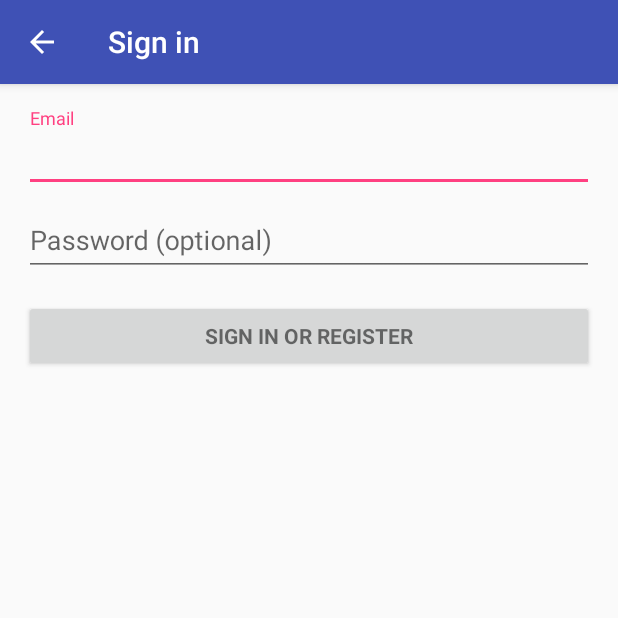
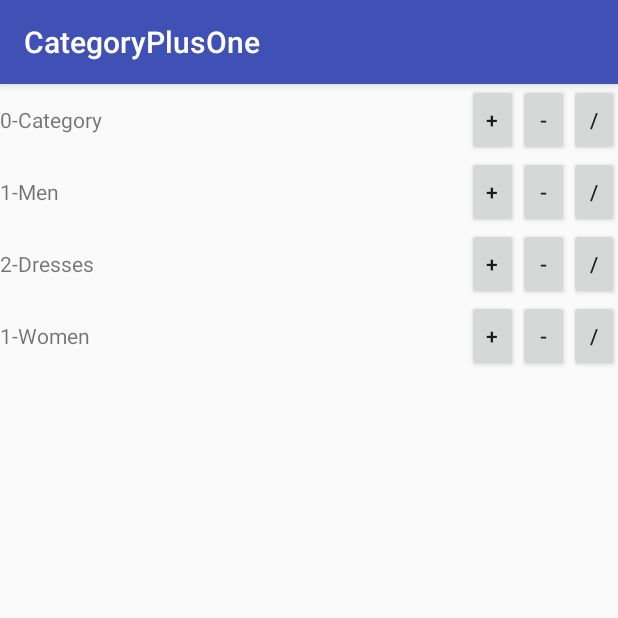
Before and after one commit to shvmgyl15/CategoryPlusOne, an Android app: the screen it shows after launch (LoginActivity before the commit, AdminPlusActivity after it), after a tap on "ADMIN", on a phone screen of 412 x 824 dp, the top half of it. Run offline under Robolectric (Android 15) with nearby library versions, the phone set to English and light mode, and no system bars; our stand-ins replace Firebase (no records; nobody signed in at launch, a user with empty details on screens opened directly).

Commit message:
working - 1

```diff
--- a/app/build.gradle
+++ b/app/build.gradle
@@ -19,15 +19,21 @@ android {
     }
 }
 
+repositories {
+    mavenCentral()
+}
+
 dependencies {
     compile fileTree(dir: 'libs', include: ['*.jar'])
     androidTestCompile('com.android.support.test.espresso:espresso-core:2.2.2', {
         exclude group: 'com.android.support', module: 'support-annotations'
     })
+
     compile 'com.android.support:appcompat-v7:25.3.1'
     compile 'com.android.support.constraint:constraint-layout:1.0.2'
     compile 'com.android.support:design:25.3.1'
     compile 'com.google.firebase:firebase-database:10.0.1'
+
     testCompile 'junit:junit:4.12'
 }
 
--- /dev/null
+++ b/app/src/main/java/com/bb/shivam/categoryplusone/AdminPlusActivity.java
@@ -0,0 +1,51 @@
+package com.bb.shivam.categoryplusone;
+
+import android.content.Context;
+import android.content.DialogInterface;
+import android.support.v7.app.AlertDialog;
+import android.support.v7.app.AppCompatActivity;
+import android.os.Bundle;
+import android.support.v7.widget.LinearLayoutManager;
+import android.support.v7.widget.RecyclerView;
+import android.view.LayoutInflater;
+import android.view.View;
+import android.widget.EditText;
+import android.widget.LinearLayout;
+
+import com.bb.shivam.categoryplusone.model.Category;
+import com.google.firebase.database.DatabaseReference;
+import com.google.firebase.database.FirebaseDatabase;
+
+import java.util.ArrayList;
+
+public class AdminPlusActivity extends AppCompatActivity{
+
+    private RecyclerAdapter mAdapter;
+    private RecyclerView mRecyclerView;
+//    private DatabaseReference mDatabase;
+    private ArrayList<Category> mCategories;
+
+    @Override
+    protected void onCreate(Bundle savedInstanceState) {
+        super.onCreate(savedInstanceState);
+        setContentView(R.layout.activity_admin_plus);
+
+        mRecyclerView = (RecyclerView) findViewById(R.id.recyclerView);
+        mCategories = new ArrayList<>();
+
+        mCategories.add(new Category("Category", "root", 0));
+        mCategories.add(new Category("Men", "Category", 1));
+        mCategories.add(new Category("Dresses", "Men", 2));
+        mCategories.add(new Category("Women", "Category", 1));
+
+        mAdapter = new RecyclerAdapter(mCategories);
+        mRecyclerView.setLayoutManager(new LinearLayoutManager(this, LinearLayoutManager.VERTICAL, false));
+        mRecyclerView.setAdapter(mAdapter);
+    }
+
+//    private void addCategory(){
+//        mDatabase = FirebaseDatabase.getInstance().getReference("Category");
+//
+//    }
+
+}
--- a/app/src/main/java/com/bb/shivam/categoryplusone/LoginActivity.java
+++ b/app/src/main/java/com/bb/shivam/categoryplusone/LoginActivity.java
@@ -336,16 +336,16 @@ public class LoginActivity extends AppCompatActivity implements LoaderCallbacks<
             }
 
             // TODO: register the new account here.
-            return true;
+            return false;
         }
 
         @Override
         protected void onPostExecute(final Boolean success) {
             mAuthTask = null;
             showProgress(false);
-
+            System.err.println(success);
             if (success) {
-                Intent intent = new Intent(LoginActivity.this, AdminActivity.class);
+                Intent intent = new Intent(LoginActivity.this, AdminPlusActivity.class);
                 startActivity(intent);
                 finish();
             } else {
--- a/app/src/main/java/com/bb/shivam/categoryplusone/MainActivity.java
+++ b/app/src/main/java/com/bb/shivam/categoryplusone/MainActivity.java
@@ -28,7 +28,7 @@ public class MainActivity extends AppCompatActivity implements View.OnClickListe
         Intent intent;
         switch (view.getId()){
             case R.id.bAdmin:
-                intent = new Intent(this, LoginActivity.class);
+                intent = new Intent(this, AdminPlusActivity.class);
                 startActivity(intent);
                 break;
             case R.id.bMenu:
--- /dev/null
+++ b/app/src/main/java/com/bb/shivam/categoryplusone/RecyclerAdapter.java
@@ -0,0 +1,161 @@
+package com.bb.shivam.categoryplusone;
+
+import android.app.Dialog;
+import android.content.Context;
+import android.content.DialogInterface;
+import android.support.v7.app.AlertDialog;
+import android.support.v7.widget.RecyclerView;
+import android.view.LayoutInflater;
+import android.view.View;
+import android.view.ViewGroup;
+import android.view.WindowManager;
+import android.widget.Button;
+import android.widget.EditText;
+import android.widget.LinearLayout;
+import android.widget.TextView;
+
+import com.bb.shivam.categoryplusone.model.Category;
+
+import java.util.ArrayList;
+
+/**
+ * Created by shivam on 27/08/17.
+ */
+
+public class RecyclerAdapter extends RecyclerView.Adapter<RecyclerAdapter.CategoryHolder> {
+
+    private ArrayList<Category> mCategories;
+
+    public RecyclerAdapter(ArrayList<Category> categories){
+        mCategories = categories;
+    }
+
+    public class CategoryHolder extends RecyclerView.ViewHolder implements View.OnClickListener {
+
+        private TextView tV;
+        private Button bAdd, bDelete, bModify;
+        private Context context;
+        private Category mCategory;
+
+        public CategoryHolder(View itemView) {
+            super(itemView);
+
+            context = itemView.getContext();
+
+            tV = (TextView) itemView.findViewById(R.id.tV);
+            bAdd = (Button) itemView.findViewById(R.id.bAdd);
+            bDelete = (Button) itemView.findViewById(R.id.bDelete);
+            bModify = (Button) itemView.findViewById(R.id.bModify);
+
+            bAdd.setOnClickListener(this);
+            bDelete.setOnClickListener(this);
+            bModify.setOnClickListener(this);
+        }
+
+        public void bindCategory(Category category){
+            //string format for spaces from integer
+            tV.setText(category.getDistance() + "-");
+//            tV.setText(String.format("%" + category.getDistance()+1 + "s", ""));
+            tV.append(category.getCategoryName());
+        }
+
+        void addOrModifyCategoryDialogBox(String dialogTitle, final String editText) {
+
+            final Dialog dialog = new Dialog(context);
+            dialog.setContentView(R.layout.user_input_dialog_box);
+
+            final EditText userInputDialogEditText = (EditText) dialog.findViewById(R.id.userInputDialog);
+            userInputDialogEditText.setText(editText);
+
+            TextView tVDialogTitle = (TextView) dialog.findViewById(R.id.tVDialog);
+            tVDialogTitle.setText(dialogTitle);
+
+            Button dialogButtonSuccess = (Button) dialog.findViewById(R.id.btn_ok);
+            Button dialogButtonCancel = (Button) dialog.findViewById(R.id.btn_cancel);
+
+            dialogButtonCancel.setOnClickListener(new View.OnClickListener() {
+                @Override
+                public void onClick(View v) {
+                    dialog.dismiss();
+                }
+            });
+            dialogButtonSuccess.setOnClickListener(new View.OnClickListener() {
+                @Override
+                public void onClick(View v) {
+
+                    String enteredText = userInputDialogEditText.getText().toString();
+                    System.err.println(enteredText);
+                    if(!enteredText.isEmpty()) {
+                        if(editText == ""){
+                            Category category = new Category(enteredText, mCategories.get(getAdapterPosition()).getCategoryName(), mCategories.get(getAdapterPosition()).getDistance() + 1);
+                            addAt(category, getAdapterPosition());
+                        }else{
+                            mCategories.get(getAdapterPosition()).setCategoryName(enteredText);
+                            bindCategory(mCategories.get(getAdapterPosition()));
+                        }
+                    }
+                    dialog.dismiss();
+                }
+            });
+
+            dialog.getWindow().setSoftInputMode(WindowManager.LayoutParams.SOFT_INPUT_STATE_VISIBLE);
+            dialog.show();
+
+
+        }
+
+        @Override
+        public void onClick(View view) {
+            int position = getAdapterPosition();
+            switch (view.getId()){
+                case R.id.bAdd:
+                    if(mCategories.get(position).getDistance() == 0){
+                        addOrModifyCategoryDialogBox("ADD CATEGORY", "");
+                    }else{
+                        addOrModifyCategoryDialogBox("ADD SUB CATEGORY", "");
+                    }
+                    break;
+                case R.id.bDelete:
+                    removeAt(position);
+                    break;
+                case R.id.bModify:
+                    if(mCategories.get(position).getDistance() == 0){
+                        bModify.setEnabled(false);
+                    }else{
+                        addOrModifyCategoryDialogBox("EDIT SUB CATEGORY NAME", mCategories.get(position).getCategoryName());
+                    }
+                    break;
+            }
+        }
+
+        public void removeAt(int position){
+            mCategories.remove(position);
+            notifyItemRemoved(position);
+            notifyItemRangeChanged(position, mCategories.size());
+        }
+
+        public void addAt(Category category, int position){
+            mCategories.add(position, category);
+            notifyItemInserted(position);
+            notifyItemRangeChanged(position, mCategories.size());
+        }
+    }
+
+    @Override
+    public RecyclerAdapter.CategoryHolder onCreateViewHolder(ViewGroup parent, int viewType) {
+        View inflatedView = LayoutInflater.from(parent.getContext())
+                .inflate(R.layout.recyclerview_item_row, parent, false);
+
+        return new CategoryHolder(inflatedView);
+    }
+
+    @Override
+    public void onBindViewHolder(RecyclerAdapter.CategoryHolder holder, int position) {
+        holder.bindCategory(mCategories.get(position));
+    }
+
+    @Override
+    public int getItemCount() {
+        return mCategories.size();
+    }
+}
--- /dev/null
+++ b/app/src/main/java/com/bb/shivam/categoryplusone/model/Category.java
@@ -0,0 +1,45 @@
+package com.bb.shivam.categoryplusone.model;
+
+/**
+ * Created by shivam on 27/08/17.
+ */
+
+public class Category {
+    private String categoryName;
+    private String parentCategoryId;
+    private int distance;
+
+    public Category(){
+
+    }
+
+    public Category(String categoryName, String parentCategoryId, int distance){
+        setCategoryName(categoryName);
+        setParentCategoryId(parentCategoryId);
+        setDistance(distance);
+    }
+
+    public int getDistance() {
+        return distance;
+    }
+
+    public void setDistance(int distance) {
+        this.distance = distance;
+    }
+
+    public String getCategoryName() {
+        return categoryName;
+    }
+
+    public void setCategoryName(String categoryName) {
+        this.categoryName = categoryName;
+    }
+
+    public String getParentCategoryId() {
+        return parentCategoryId;
+    }
+
+    public void setParentCategoryId(String parentCategoryId) {
+        this.parentCategoryId = parentCategoryId;
+    }
+}
--- /dev/null
+++ b/app/src/main/res/layout/activity_admin_plus.xml
@@ -0,0 +1,14 @@
+<?xml version="1.0" encoding="utf-8"?>
+<LinearLayout xmlns:android="http://schemas.android.com/apk/res/android"
+    xmlns:tools="http://schemas.android.com/tools"
+    android:id="@+id/linearLayout"
+    android:layout_width="match_parent"
+    android:layout_height="match_parent"
+    android:orientation="vertical"
+    tools:context=".AdminPlusActivity">
+
+    <android.support.v7.widget.RecyclerView
+        android:id="@+id/recyclerView"
+        android:layout_width="match_parent"
+        android:layout_height="match_parent" />
+</LinearLayout>
--- /dev/null
+++ b/app/src/main/res/layout/recyclerview_item_row.xml
@@ -0,0 +1,38 @@
+<?xml version="1.0" encoding="utf-8"?>
+<LinearLayout xmlns:android="http://schemas.android.com/apk/res/android"
+    android:layout_width="match_parent"
+    android:layout_height="wrap_content"
+    android:orientation="horizontal">
+
+    <TextView
+        android:id="@+id/tV"
+        android:layout_width="match_parent"
+        android:layout_height="wrap_content"
+        android:layout_weight="0.7"
+        android:text="TextView" />
+
+    <Button
+        android:id="@+id/bAdd"
+        style="@style/Widget.AppCompat.Button.Small"
+        android:layout_width="wrap_content"
+        android:layout_height="wrap_content"
+        android:layout_weight="0.1"
+        android:text="+" />
+
+    <Button
+        android:id="@+id/bDelete"
+        style="@style/Widget.AppCompat.Button.Small"
+        android:layout_width="wrap_content"
+        android:layout_height="wrap_content"
+        android:layout_weight="0.1"
+        android:text="-" />
+
+    <Button
+        android:id="@+id/bModify"
+        style="@style/Widget.AppCompat.Button.Small"
+        android:layout_width="wrap_content"
+        android:layout_height="wrap_content"
+        android:layout_weight="0.1"
+        android:text="/" />
+
+</LinearLayout>
```
Also changed, not shown: app/src/main/AndroidManifest.xml (+7 -5 lines), app/src/main/java/com/bb/shivam/categoryplusone/model/Product.java (added, +66 -0 lines), app/src/main/res/layout/user_input_dialog_box.xml (added, +45 -0 lines).
